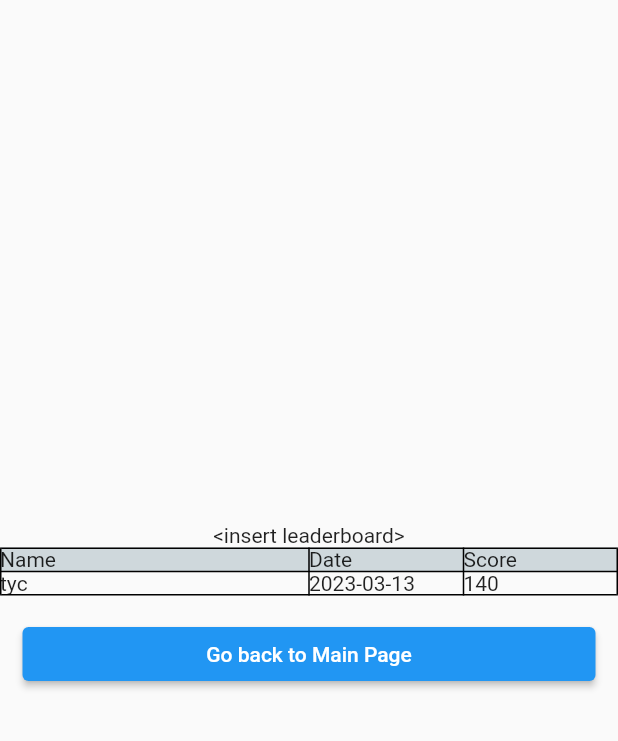
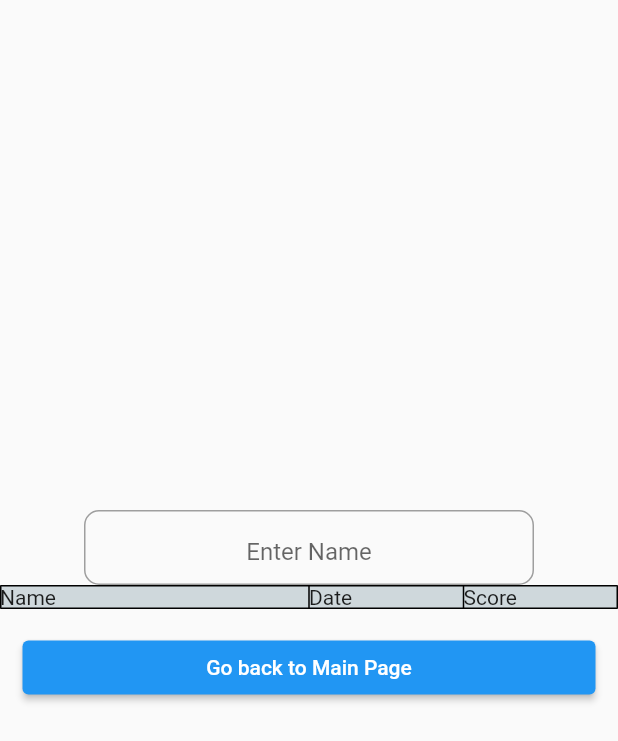
Before and after one commit to TYCTYCTYCTYCTYCTYC/MAD-Assignment, a Flutter app: the screen it shows after launch, after a tap on "LeaderBoards", on a phone screen of 412 x 824 dp. Shown: the top 741 px of the screen. Run offline on Flutter 3.47's test engine with Material 2 defaults, Android fonts, the phone set to English and light mode, and no system bars; our stand-ins replace sqflite; accounts and stored records are empty.

Commit message:
simple leaderboard

```diff
--- a/lib/main.dart
+++ b/lib/main.dart
@@ -3,6 +3,8 @@ import 'dart:math';
 import 'package:flutter/material.dart';
 import 'package:path/path.dart' as p;
 import 'package:sqflite/sqflite.dart';
+
+int total_score = 0;
 
 class Leaderboard {
   static final _databaseName = 'leaderboard.db';
@@ -45,17 +47,54 @@ class Leaderboard {
 
   static Future<List<Map<String, dynamic>>> insertAndQuery(
       String name, DateTime date, int score) async {
+    // Check if the name already exists in the database
+    final List<Map<String, dynamic>> existingRecords = await _database!.query(
+      table,
+      where: 'name = ?',
+      whereArgs: [name],
+    );
+
+    if (existingRecords.isNotEmpty) {
+      final existingScore = existingRecords.first['score'] as int;
+      final existingDate =
+          DateTime.parse(existingRecords.first['date'] as String);
+
+      // Update the record if the score is higher than the existing score
+      if (score > existingScore) {
+        await _database!.update(
+          table,
+          {
+            'date': date.toIso8601String().substring(0, 10),
+            'score': score,
+          },
+          where: 'name = ?',
+          whereArgs: [name],
+        );
+      }
+      // Update the date if the scores are the same but the date is later
+      else if (score == existingScore && date.isAfter(existingDate)) {
+        await _database!.update(
+          table,
+          {
+            'date': date.toIso8601String().substring(0, 10),
+          },
+          where: 'name = ?',
+          whereArgs: [name],
+        );
+      }
+    } else {
+      // Insert the new record if the name doesn't exist in the database
       await _database!.insert(table, {
         "name": name,
         "date": date.toIso8601String().substring(0, 10),
         "score": score,
       });
 
+      // Remove excess records if necessary
       final List<Map<String, dynamic>> results = await _database!.query(
         table,
-      orderBy: '$score DESC, $date DESC',
+        orderBy: 'Score DESC, Date DESC',
       );
-
       if (results.length > 25) {
         final idsToDelete = results
             .sublist(25)
@@ -67,8 +106,23 @@ class Leaderboard {
           whereArgs: idsToDelete,
         );
       }
+    }
 
-    return results;
+    // Return the updated results
+    final List<Map<String, dynamic>> updatedResults = await _database!.query(
+      table,
+      orderBy: 'Score DESC, Date DESC',
+    );
+    return updatedResults;
+  }
+
+  static Future<List<Map<String, dynamic>>> initialQuery() async {
+    final List<Map<String, dynamic>> updatedResults = await _database!.query(
+      table,
+      orderBy: 'Score DESC, Date DESC',
+      limit: 25,
+    );
+    return updatedResults;
   }
 }
 
@@ -99,11 +153,13 @@ class _HomeSHAREState extends State<HomeSHARE> {
   int active_index = 0;
   int grid_count = 3;
   // int cur_index = 0;
-  int score = 0;
+  // int score = 0;
   double game_timer = 5;
   double active_border = 5.0;
   final double appBarHeight = AppBar().preferredSize.height;
   //final double bottomNavigationBarHeight = kBottomNavigationBarHeight;
+
+  int score = 0;
 
   late final Size size = MediaQuery.of(context).size;
   late final double height = size.height - appBarHeight;
@@ -191,6 +247,8 @@ class _HomeSHAREState extends State<HomeSHARE> {
   void endGame() {
     //stop countdown
     timer.cancel();
+    total_score = score;
+    score = 0;
 
     //navigate to leaderboard
     Navigator.push(
@@ -423,8 +481,17 @@ class _LeaderboardPageState extends State<LeaderboardPage> {
   //delete those that are not first 25 in sorted order by score desc, date desc
   //read first 25 in same sorted order
 
-  Future<List<Map<String, dynamic>>> results =
-      Leaderboard.insertAndQuery("tyc", DateTime.now(), 140);
+  Future<List<Map<String, dynamic>>> results = Leaderboard.initialQuery();
+
+  late String _name;
+  bool submitted = false;
+
+  void _onSubmitted(String value) {
+    setState(() {
+      _name = value.trim();
+      results = Leaderboard.insertAndQuery(_name, DateTime.now(), total_score);
+    });
+  }
 
   //display those 25 records, if not 25 display those records only
 
@@ -443,7 +510,25 @@ class _LeaderboardPageState extends State<LeaderboardPage> {
                 child: Column(
           mainAxisAlignment: MainAxisAlignment.center,
           children: <Widget>[
-            const Center(child: Text('<insert leaderboard>')),
+            Center(
+              child: Container(
+                width: 300,
+                height: 50,
+                decoration: BoxDecoration(
+                  border: Border.all(color: Colors.grey),
+                  borderRadius: BorderRadius.circular(10),
+                ),
+                child: TextField(
+                  textAlignVertical: TextAlignVertical.center,
+                  textAlign: TextAlign.center,
+                  decoration: InputDecoration(
+                    border: InputBorder.none,
+                    hintText: 'Enter Name',
+                  ),
+                  onSubmitted: _onSubmitted,
+                ),
+              ),
+            ),
             FutureBuilder<List<Map<String, dynamic>>>(
               future: results,
               builder: (BuildContext context, AsyncSnapshot snapshot) {
--- a/pubspec.yaml
+++ b/pubspec.yaml
@@ -35,7 +35,7 @@ dependencies:
   # The following adds the Cupertino Icons font to your application.
   # Use with the CupertinoIcons class for iOS style icons.
   cupertino_icons: ^1.0.2
-  sqflite: ^2.2.5
+  sqflite: ^2.0.0+3
   #a: ^1.0.0
 
 dev_dependencies:
```
Lines whose indentation alone changed are shown as unchanged.
